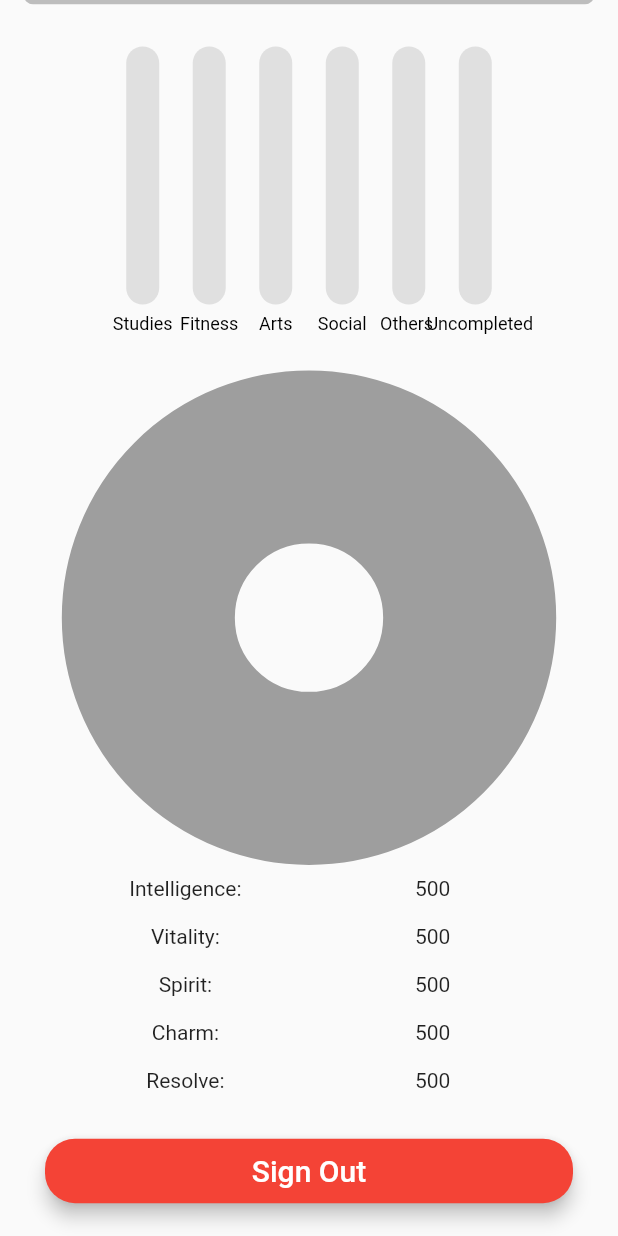
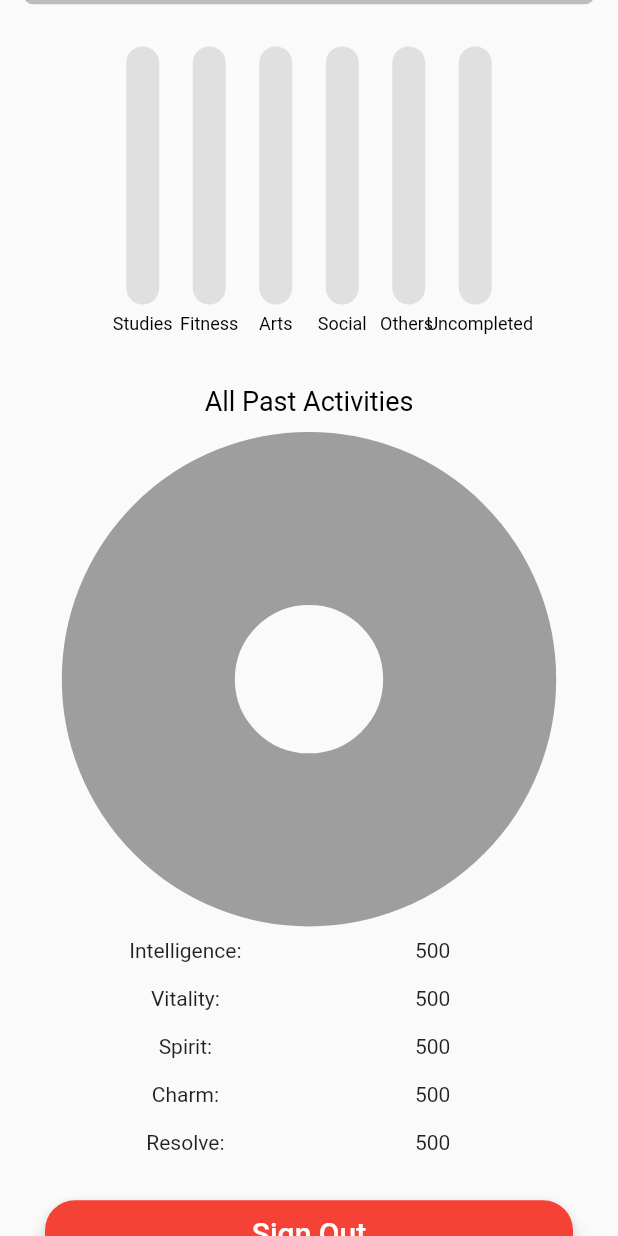
Before and after one commit to JeffZincatz/PlanNUS, a Flutter app: the Profile screen opened directly, scrolled down 318 dp, on a phone screen of 412 x 824 dp. Run offline on Flutter 3.47's test engine with Material 2 defaults, Android fonts, the phone set to English and light mode, and no system bars; drawn by our look-alikes of fl_chart; our stand-ins replace cloud_firestore, firebase_auth, firebase_core, firebase_storage, flutter_datetime_picker, flutter_spinkit and 3 more; accounts and stored records are empty; network calls fail.

Commit message:
added & adjusted chart titles to improve clarity

```diff
--- a/lib/elements/BarChartWeekly.dart
+++ b/lib/elements/BarChartWeekly.dart
@@ -89,6 +89,7 @@ class _BarChartWeeklyState extends State<BarChartWeekly> {
                   showTitle: true,
                   titleText: "Weekly Overview",
                   textStyle: TextStyle(color: Colors.black, fontSize: 18),
+                  margin: 8.0,
                 ),
               ),
               barTouchData: BarTouchData(
--- a/lib/screens/home/Profile.dart
+++ b/lib/screens/home/Profile.dart
@@ -308,6 +308,13 @@ class _ProfileState extends State<Profile> {
                           child: BarChartWeekly(),
                         ),
                       ),
+                      Padding(
+                        padding: EdgeInsets.symmetric(vertical: 10.0),
+                        child: Text(
+                          "All Past Activities",
+                          style: TextStyle(color: Colors.black, fontSize: 18),
+                        ),
+                      ),
                       Center(
                         widthFactor: 0.7,
                         child: PieChartOverview(),
```
